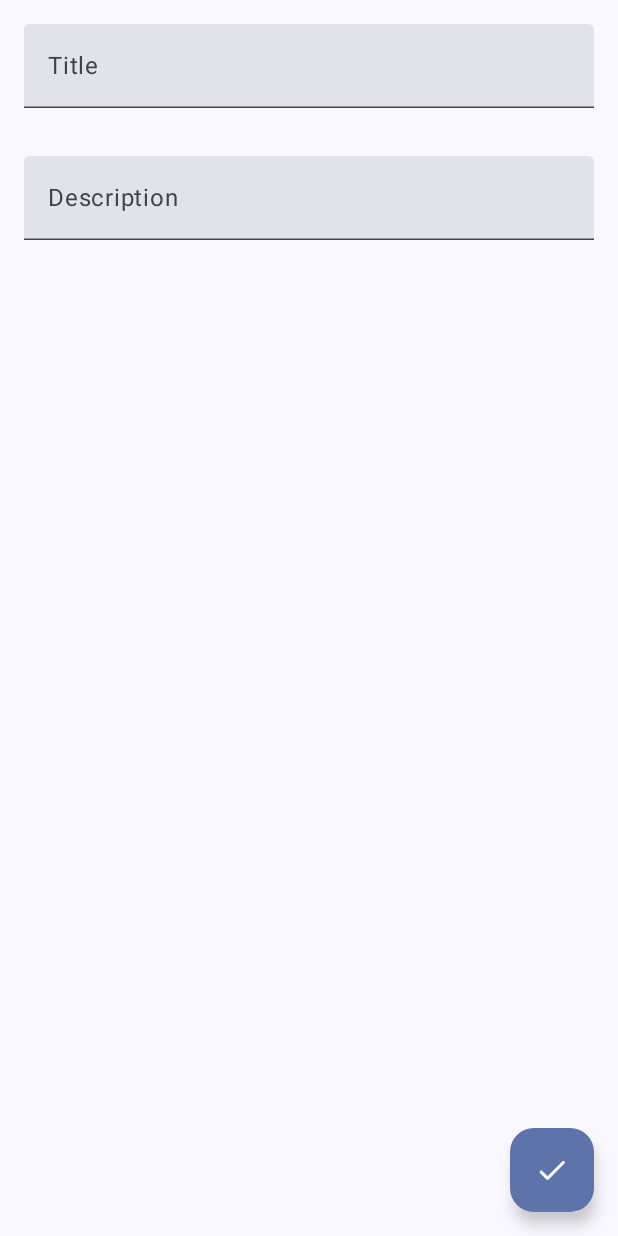
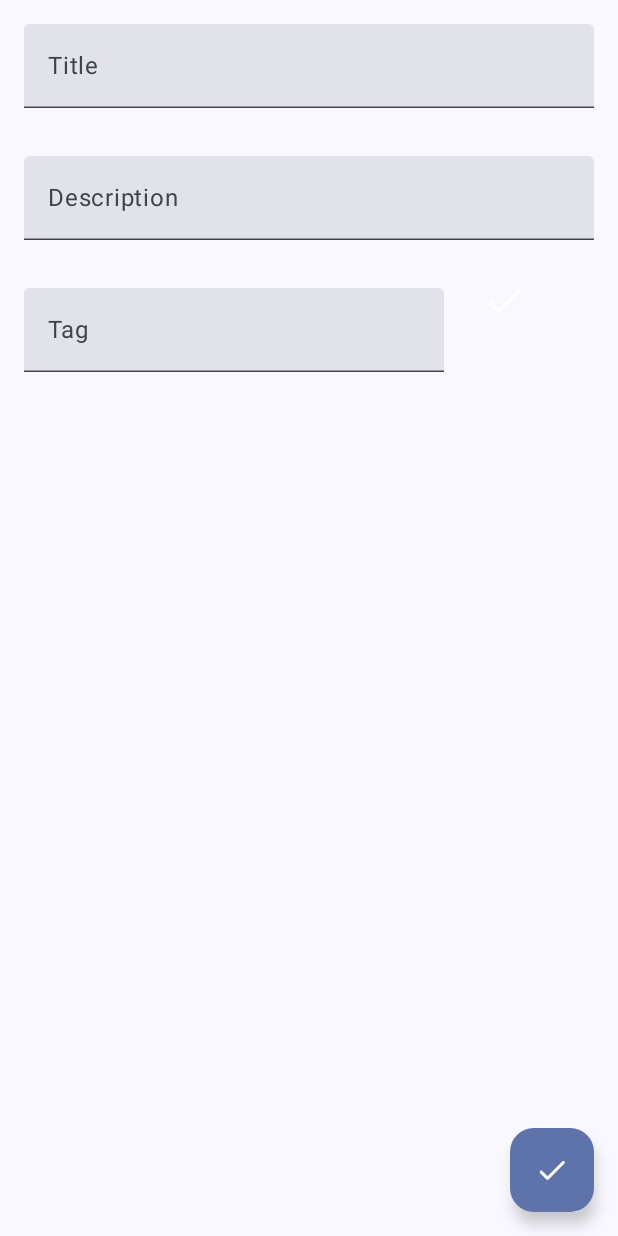
Before and after one commit to ThuHaNgo11/NoteApp, an Android app built with Jetpack Compose: the NotesScreen screen opened through its navigation route, after a tap on "Add new note", on a phone screen of 412 x 824 dp. Run offline under Robolectric (Android 15) with nearby library versions, the phone set to English and light mode, and no system bars; our stand-ins replace Room's generated code.

Commit message:
Edit note added, Complete UI for adding tag, Group entity added

```diff
--- a/app/src/main/java/app/example/noteapp/data/NoteDao.kt
+++ b/app/src/main/java/app/example/noteapp/data/NoteDao.kt
@@ -3,21 +3,22 @@ package app.example.noteapp.data
 import androidx.room.Dao
 import androidx.room.Delete
 import androidx.room.Query
+import androidx.room.Transaction
 import androidx.room.Upsert
 import kotlinx.coroutines.flow.Flow
 
-// data access object - allow interactions with stored data
-// At compile time, Room automatically generates
-// implementations of the DAOs that you define.
 @Dao
 interface NoteDao {
     // insert and update
     @Upsert
     suspend fun upsertNote(note: Note)
-
     @Delete
     suspend fun deleteNote(note: Note)
 
-    @Query("SELECT * FROM note ORDER BY dateAdded")
+    @Query("SELECT * FROM note ORDER BY dateAdded DESC")
     fun getNoteOrderByDateAdded(): Flow<List<Note>>
+
+    @Transaction
+    @Query("SELECT * FROM `group`")
+    fun getGroupsWithNotes(): List<GroupWithNotes>
 }
--- a/app/src/main/java/app/example/noteapp/data/NotesDb.kt
+++ b/app/src/main/java/app/example/noteapp/data/NotesDb.kt
@@ -3,17 +3,11 @@ package app.example.noteapp.data
 import androidx.room.Database
 import androidx.room.RoomDatabase
 
-// The class is annotated with a @Database annotation
-// that includes an entities array that lists
-// all of the data entities associated with the database.
 @Database(
-    entities = [Note::class],
+    entities = [Note::class, Group::class, Tag::class, NoteTagCrossRef::class],
     version = 1
 )
-// an abstract class that extends RoomDatabase
+
 abstract class NotesDb : RoomDatabase() {
-    // For each DAO class that is associated with the database,
-    // the database class must define an abstract method
-    // that has zero arguments and returns an instance of the DAO class.
     abstract val dao: NoteDao
 }
--- a/app/src/main/java/app/example/noteapp/presentation/AddNoteScreen.kt
+++ b/app/src/main/java/app/example/noteapp/presentation/AddNoteScreen.kt
@@ -1,26 +1,47 @@
 package app.example.noteapp.presentation
 
+import androidx.compose.foundation.border
+import androidx.compose.foundation.layout.Arrangement
+import androidx.compose.foundation.layout.Box
 import androidx.compose.foundation.layout.Column
+import androidx.compose.foundation.layout.ExperimentalLayoutApi
+import androidx.compose.foundation.layout.FlowRow
+import androidx.compose.foundation.layout.Row
+import androidx.compose.foundation.layout.Spacer
 import androidx.compose.foundation.layout.fillMaxSize
 import androidx.compose.foundation.layout.fillMaxWidth
+import androidx.compose.foundation.layout.height
 import androidx.compose.foundation.layout.padding
+import androidx.compose.foundation.layout.size
+import androidx.compose.foundation.layout.width
+import androidx.compose.foundation.shape.RoundedCornerShape
 import androidx.compose.material.icons.Icons
+import androidx.compose.material.icons.filled.Check
+import androidx.compose.material.icons.rounded.Cancel
 import androidx.compose.material.icons.rounded.Check
+import androidx.compose.material.icons.rounded.CheckBox
+import androidx.compose.material.icons.rounded.Edit
+import androidx.compose.material3.Button
 import androidx.compose.material3.ExperimentalMaterial3Api
 import androidx.compose.material3.FloatingActionButton
 import androidx.compose.material3.Icon
+import androidx.compose.material3.IconButton
+import androidx.compose.material3.MaterialTheme
+import androidx.compose.material3.OutlinedButton
 import androidx.compose.material3.Scaffold
 import androidx.compose.material3.Text
 import androidx.compose.material3.TextField
 import androidx.compose.runtime.Composable
+import androidx.compose.ui.Alignment
 import androidx.compose.ui.Modifier
+import androidx.compose.ui.graphics.Color
 import androidx.compose.ui.text.TextStyle
 import androidx.compose.ui.text.font.FontWeight
 import androidx.compose.ui.unit.dp
 import androidx.compose.ui.unit.sp
 import androidx.navigation.NavController
 
-@OptIn(ExperimentalMaterial3Api::class)
+@OptIn(ExperimentalMaterial3Api::class, ExperimentalLayoutApi::class)
 @Composable
 fun AddNoteScreen(
     state: NoteState,
@@ -31,7 +52,7 @@ fun AddNoteScreen(
         floatingActionButton = {
             FloatingActionButton(onClick = {
                 onEvent(
-                    NotesEvent.SaveNote(
+                    NotesEvent.SaveNewNote(
                         title = state.title.value,
                         description = state.title.value
                     )
@@ -50,6 +71,7 @@ fun AddNoteScreen(
                 .padding(paddingValues)
                 .fillMaxSize()
         ) {
+            // title
             TextField(
                 modifier = Modifier
                     .fillMaxWidth()
@@ -67,6 +89,7 @@ fun AddNoteScreen(
                 }
             )
 
+            // description
             TextField(
                 modifier = Modifier
                     .fillMaxWidth()
@@ -79,6 +102,88 @@ fun AddNoteScreen(
                     Text(text = "Description ")
                 }
             )
+
+
+            Row {
+                // Add tag
+                TextField(
+                    modifier = Modifier
+                        .padding(16.dp),
+                    value = state.tagField.value,
+                    onValueChange = {
+                        state.tagField.value = it
+                    },
+                    placeholder = {
+                        Text(text = "Tag")
+                    }
+                )
+
+                // confirm tag
+                IconButton(
+                    onClick = {
+                        if (state.tagField.value !== "") {
+                            if (state.tags.indexOf(state.tagField.value) < 0) {
+                                state.tags.add(state.tagField.value)
+                            }
+                            state.tagField.value = ""
+                        }
+                    },
+                ) {
+                    Icon(
+                        imageVector = Icons.Rounded.Check,
+                        contentDescription = "Add tag",
+                        modifier = Modifier
+                            .size(30.dp),
+                        tint = MaterialTheme.colorScheme.onPrimaryContainer
+                    )
+                }
+            }
+
+            FlowRow(
+                modifier = Modifier
+                    .fillMaxWidth()
+                    .padding(16.dp),
+                verticalArrangement = Arrangement.spacedBy(10.dp),
+                horizontalArrangement = Arrangement.spacedBy(10.dp)
+            ) {
+                repeat(state.tags.size) {
+                    Box(
+                        Modifier
+                            .border(1.dp, Color.DarkGray, RoundedCornerShape(10.dp))
+                            .padding(start=8.dp)
+                    ) {
+
+                        Row(
+                            verticalAlignment = Alignment.CenterVertically
+                        ) {
+                            Text(
+                                text = state.tags[it],
+                                fontSize = 18.sp
+                            )
+                            IconButton(onClick = { /*TODO*/ }) {
+                                Icon(
+                                    imageVector = Icons.Rounded.Cancel,
+                                    contentDescription = "Delete tag",
+                                    modifier = Modifier
+                                        .size(30.dp),
+                                    tint = MaterialTheme.colorScheme.onPrimaryContainer
+                                )
+                            }
+                        }
+                    }
+                }
+            }
+
         }
     }
 }
+
+@Composable
+fun TagButton(
+    name: String
+) {
+    Row {
+        Text(text = name)
+
+    }
+}
--- a/app/src/main/java/app/example/noteapp/presentation/NoteState.kt
+++ b/app/src/main/java/app/example/noteapp/presentation/NoteState.kt
@@ -1,11 +1,16 @@
 package app.example.noteapp.presentation
 
 import androidx.compose.runtime.MutableState
+import androidx.compose.runtime.mutableIntStateOf
 import androidx.compose.runtime.mutableStateOf
 import app.example.noteapp.data.Note
+import app.example.noteapp.data.Tag
 
 data class NoteState(
     val notes: List<Note> = emptyList(),
     val title: MutableState<String> = mutableStateOf(""),
-    val description: MutableState<String> = mutableStateOf("")
-)
+    val description: MutableState<String> = mutableStateOf(""),
+    val noteId: MutableState<Int> = mutableIntStateOf(0),
+    val tagField: MutableState<String> = mutableStateOf(""),
+    val tags: MutableList<String> = mutableListOf(),
+    )
--- a/app/src/main/java/app/example/noteapp/presentation/NotesScreen.kt
+++ b/app/src/main/java/app/example/noteapp/presentation/NotesScreen.kt
@@ -15,6 +15,7 @@ import androidx.compose.foundation.shape.RoundedCornerShape
 import androidx.compose.material.icons.Icons
 import androidx.compose.material.icons.rounded.Add
 import androidx.compose.material.icons.rounded.Delete
+import androidx.compose.material.icons.rounded.Edit
 import androidx.compose.material3.ExperimentalMaterial3Api
 import androidx.compose.material3.FloatingActionButton
 import androidx.compose.material3.Icon
@@ -79,7 +80,7 @@ fun NotesScreen(
             verticalArrangement = Arrangement.spacedBy(16.dp)
         ) {
             items(state.notes.size) { index ->
-                NoteItem(state = state, index = index, onEvent= onEvent)
+                NoteItem(state = state, index = index, navController = navController, onEvent= onEvent)
             }
         }
     }
@@ -88,6 +89,7 @@ fun NotesScreen(
 @Composable
 fun NoteItem(
     state: NoteState,
+    navController: NavController,
     index: Int,
     onEvent: (NotesEvent) -> Unit
 ) {
@@ -120,7 +122,25 @@ fun NoteItem(
             )
         }
 
-        // trash can icon on the left
+        // edit note
+        IconButton(
+            onClick = {
+                state.title.value = state.notes[index].title
+                state.description.value = state.notes[index].description
+                state.noteId.value = state.notes[index].noteId
+                navController.navigate("EditNoteScreen")
+            }
+            // onEvent(NotesEvent.EditNote(state.notes[index]))
+        ) {
+            Icon(
+                imageVector = Icons.Rounded.Edit,
+                contentDescription = "Edit note",
+                modifier = Modifier.size(30.dp),
+                tint = MaterialTheme.colorScheme.onPrimaryContainer
+            )
+        }
+
+        // delete note
         IconButton(
             onClick = { onEvent(NotesEvent.DeleteNote(state.notes[index]))
             }
@@ -128,7 +148,7 @@ fun NoteItem(
             Icon(
                 imageVector = Icons.Rounded.Delete,
                 contentDescription = "Delete note",
-                modifier = Modifier.size(35.dp),
+                modifier = Modifier.size(30.dp),
                 tint = MaterialTheme.colorScheme.onPrimaryContainer
             )
         }
```
Also changed, not shown: app/src/main/java/app/example/noteapp/MainActivity.kt (+9 -0 lines), app/src/main/java/app/example/noteapp/data/Note.kt (+36 -1 lines), app/src/main/java/app/example/noteapp/presentation/EditNoteScreen.kt (added, +85 -0 lines), app/src/main/java/app/example/noteapp/presentation/NotesEvent.kt (+6 -1 lines), app/src/main/java/app/example/noteapp/presentation/NotesViewModel.kt (+21 -1 lines).
